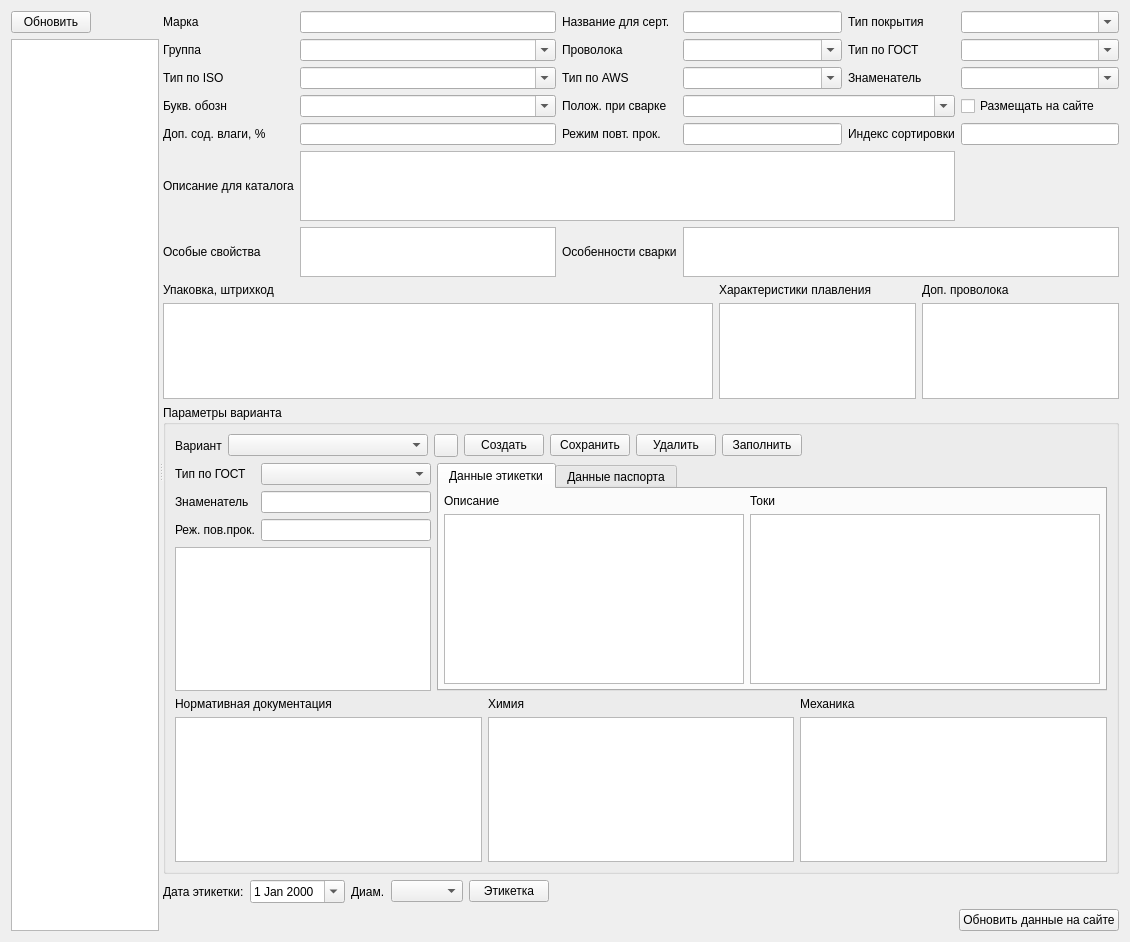
Old version of the form formmarkel/formmarkel.ui in the repository Sergeyego/certificates.
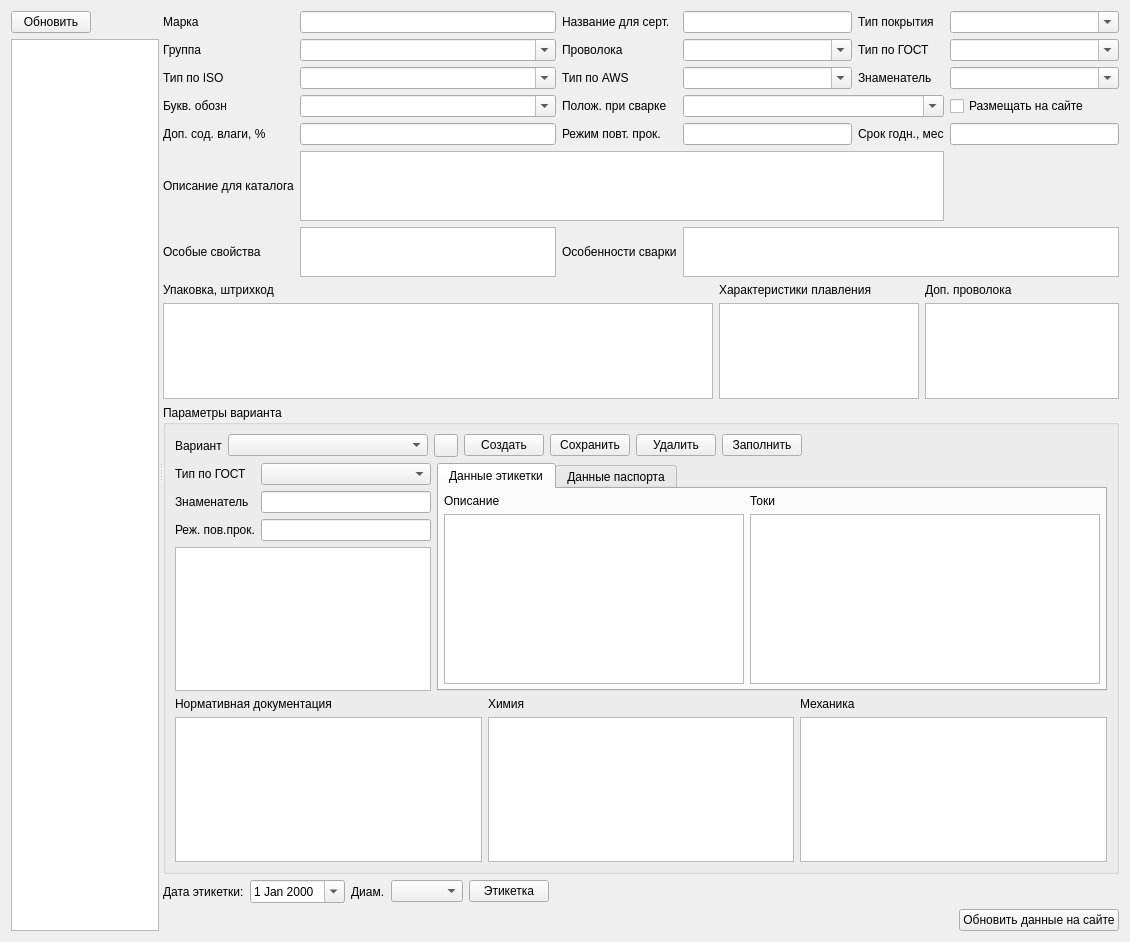
New version of the form. Icons and pictures are not drawn. Custom widgets are drawn as their Qt base class.

Commit message: начал делать варианты

The edit to the form file:
```diff
--- a/formmarkel/formmarkel.ui
+++ b/formmarkel/formmarkel.ui
@@ -142,7 +142,7 @@
          <item row="4" column="4">
           <widget class="QLabel" name="label_12">
            <property name="text">
-            <string>Индекс сортировки</string>
+            <string>Срок годн., мес</string>
            </property>
           </widget>
          </item>
@@ -370,7 +370,14 @@
             </widget>
            </item>
            <item>
-            <widget class="RestTableView" name="tableViewProvol"/>
+            <widget class="RestTableView" name="tableViewProvol">
+             <property name="maximumSize">
+              <size>
+               <width>250</width>
+               <height>16777215</height>
+              </size>
+             </property>
+            </widget>
            </item>
           </layout>
          </item>
```
Left out of the diff: 7 changed lines with no effect on the pictures. The commit also changes 2 other files.
